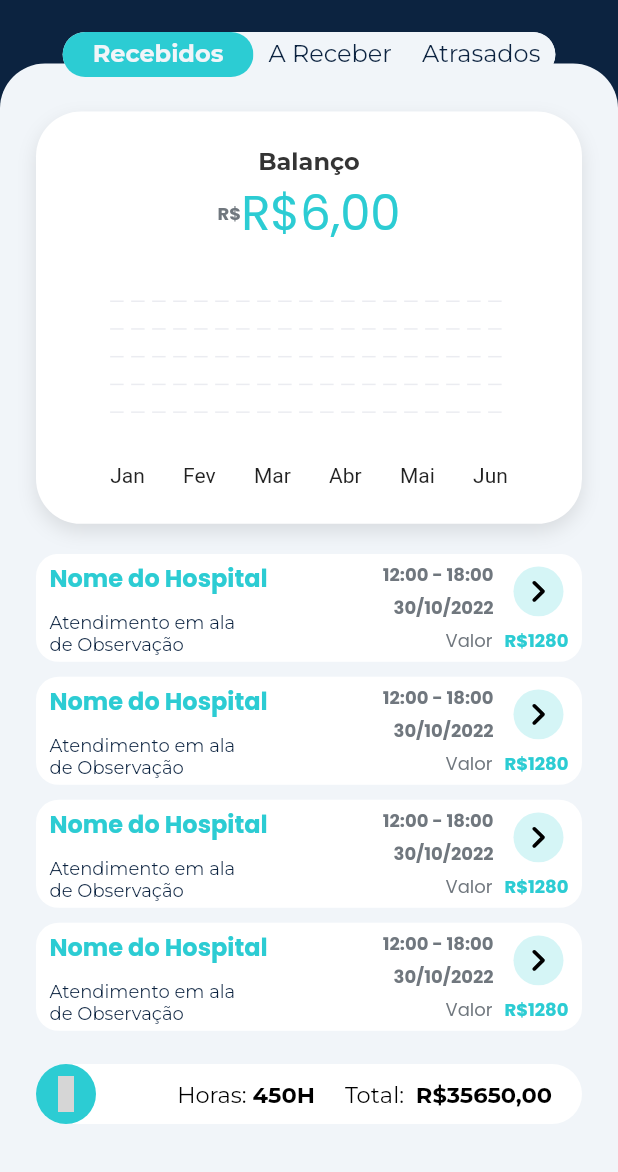
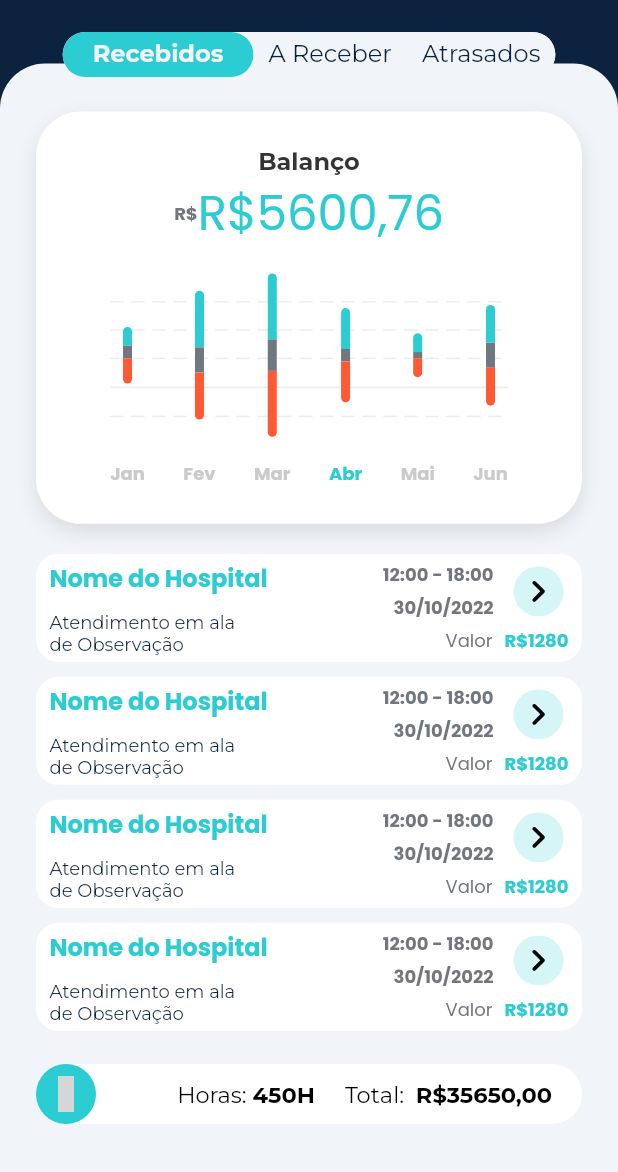
Before and after one commit to CabraKill/blue-financeiro, a Flutter app: the screen it shows after launch, on a phone screen of 412 x 824 dp, the part 64-1236 px from its top. Run offline on Flutter 3.47's test engine with Material 2 defaults, Android fonts, the phone set to English and light mode, and no system bars; our stand-ins replace flutter_svg, iconly; grey boxes are pictures that could not be loaded.

Commit message:
add finances graph

```diff
--- /dev/null
+++ b/lib/domain/entities/finances/finances_graph_data_entity.dart
@@ -0,0 +1,13 @@
+class FinancesGraphDataEntity {
+  final double received;
+  final double toReceive;
+  final double late;
+
+  FinancesGraphDataEntity({
+    required this.received,
+    required this.toReceive,
+    required this.late,
+  });
+
+  double get sum => received + toReceive + late;
+}
--- a/lib/domain/entities/finances/finances_graph_month_data_entity.dart
+++ b/lib/domain/entities/finances/finances_graph_month_data_entity.dart
@@ -1,13 +1,11 @@
+import 'package:dox_financeiro/domain/entities/finances/finances_graph_data_entity.dart';
+
 class FinancesGraphMonthDataEntity {
   final DateTime date;
-  final double received;
-  final double toReceive;
-  final double late;
+  final FinancesGraphDataEntity data;
 
   FinancesGraphMonthDataEntity({
+    required this.data,
     required this.date,
-    required this.received,
-    required this.toReceive,
-    required this.late,
   });
 }
--- a/lib/presentation/mock_data/finances/finances_graph_mock.dart
+++ b/lib/presentation/mock_data/finances/finances_graph_mock.dart
@@ -1,46 +1,69 @@
+import 'package:dox_financeiro/domain/entities/finances/finances_graph_data_entity.dart';
 import 'package:dox_financeiro/domain/entities/finances/finances_graph_month_data_entity.dart';
 import 'package:dox_financeiro/domain/entities/finances/finances_graph_entity.dart';
 
 class FinancesGraphMockData {
+  static const graphMockDataWeight = 933.46;
   static final graphMockData = FinancesGraphEntity(
     title: "Balanço",
     data: [
       FinancesGraphMonthDataEntity(
+        data: FinancesGraphDataEntity(
           received: 6,
           toReceive: 4,
           late: 8,
+        ),
         date: DateTime(2022, 1),
       ),
       FinancesGraphMonthDataEntity(
+        data: FinancesGraphDataEntity(
           received: 18,
           toReceive: 8,
           late: 15,
+        ),
         date: DateTime(2022, 2),
       ),
       FinancesGraphMonthDataEntity(
+        data: FinancesGraphDataEntity(
           received: 21,
           toReceive: 10,
           late: 21,
+        ),
         date: DateTime(2022, 3),
       ),
       FinancesGraphMonthDataEntity(
+        data: FinancesGraphDataEntity(
           received: 13,
           toReceive: 4,
           late: 13,
+        ),
         date: DateTime(2022, 4),
       ),
       FinancesGraphMonthDataEntity(
+        data: FinancesGraphDataEntity(
           received: 6,
           toReceive: 2,
           late: 6,
+        ),
         date: DateTime(2022, 5),
       ),
       FinancesGraphMonthDataEntity(
+        data: FinancesGraphDataEntity(
           received: 12,
           toReceive: 8,
           late: 12,
+        ),
         date: DateTime(2022, 6),
       ),
-    ],
+    ]
+        .map((data) => FinancesGraphMonthDataEntity(
+              data: FinancesGraphDataEntity(
+                received: data.data.received * graphMockDataWeight,
+                toReceive: data.data.toReceive * graphMockDataWeight,
+                late: data.data.late * graphMockDataWeight,
+              ),
+              date: data.date,
+            ))
+        .toList(),
   );
 }
--- a/lib/presentation/pages/finances/widgets/payments/finances_graph_tile_widget.dart
+++ b/lib/presentation/pages/finances/widgets/payments/finances_graph_tile_widget.dart
@@ -65,7 +65,7 @@ class _FinancesGraphTileState extends State<FinancesGraphTile> {
                 Text(
                   _currentData != null
                       ? MoneyConverter.convertToMoneyWith2(
-                          _currentData!.received)
+                          _currentData!.data.received)
                       : '----',
                   style: DoxTypograph.fiancesGraphValue.copyWith(
                     color: DoxColors.primary,
@@ -81,6 +81,7 @@ class _FinancesGraphTileState extends State<FinancesGraphTile> {
                 aspectRatio: 295 / 159,
                 child: FinancesGraphWidget(
                   dataList: widget.graphData.data,
+                  currentMonthIndex: 3,
                 ),
               )),
             ),
--- /dev/null
+++ b/lib/presentation/widgets/finances/continuos_line_widget.dart
@@ -0,0 +1,15 @@
+import 'package:dox_financeiro/presentation/widgets/theme/dox_colors.dart';
+import 'package:flutter/material.dart';
+
+class ContinuosLine extends StatelessWidget {
+  const ContinuosLine({Key? key}) : super(key: key);
+
+  @override
+  Widget build(BuildContext context) {
+    return Container(
+      height: 1,
+      width: double.infinity,
+      color: DoxColors.dashedLineColor,
+    );
+  }
+}
--- a/lib/presentation/widgets/finances/finances_graph_widget.dart
+++ b/lib/presentation/widgets/finances/finances_graph_widget.dart
@@ -1,12 +1,18 @@
 import 'package:dox_financeiro/domain/entities/finances/finances_graph_month_data_entity.dart';
 import 'package:dox_financeiro/presentation/utils/time_converter_util.dart';
+import 'package:dox_financeiro/presentation/widgets/finances/continuos_line_widget.dart';
 import 'package:dox_financeiro/presentation/widgets/finances/dashed_line_widget.dart';
+import 'package:dox_financeiro/presentation/widgets/finances/finances_vertical_graph_bar_widget.dart';
+import 'package:dox_financeiro/presentation/widgets/theme/dox_colors.dart';
+import 'package:dox_financeiro/presentation/widgets/theme/typograph.dart';
 import 'package:flutter/material.dart';
 
 class FinancesGraphWidget extends StatefulWidget {
   final List<FinancesGraphMonthDataEntity> dataList;
+  final int currentMonthIndex;
   const FinancesGraphWidget({
     required this.dataList,
+    required this.currentMonthIndex,
     Key? key,
   }) : super(key: key);
 
@@ -15,34 +21,55 @@ class FinancesGraphWidget extends StatefulWidget {
 }
 
 class _FinancesGraphWidgetState extends State<FinancesGraphWidget> {
+  late final _maxVerticalResolution = ((List.from(widget.dataList)
+            ..sort((a, b) => a.data.sum.compareTo(b.data.sum)))
+          .last as FinancesGraphMonthDataEntity)
+      .data
+      .sum;
+
   @override
   Widget build(BuildContext context) {
-    return Column(
+    return Stack(
       children: [
-        Expanded(
+        AspectRatio(
+          aspectRatio: 295 / 127,
           child: Column(
             mainAxisAlignment: MainAxisAlignment.spaceEvenly,
             children: const [
-              // Text("oi"),
               DashedLine(),
               DashedLine(),
               DashedLine(),
-              //TODO: make it straight
-              DashedLine(),
+              //TODO: check with designer if it should be a dashed line or a continuous line
+              ContinuosLine(),
               DashedLine(),
             ],
           ),
         ),
-        const SizedBox(height: 16),
         Row(
           mainAxisAlignment: MainAxisAlignment.spaceBetween,
           children: List.generate(
-              widget.dataList.length,
-              (index) => Text(
-                    TimeConverter.getMonthWith3LettersFromDateTime(
-                        widget.dataList[index].date),
-                    //TODO: add style here
-                  )),
+            widget.dataList.length,
+            (index) => Column(
+              children: [
+                Expanded(
+                  child: FinancesVerticalGraphBar(
+                    data: widget.dataList[index].data,
+                    maxVerticalResolution: _maxVerticalResolution,
+                  ),
+                ),
+                const SizedBox(height: 16),
+                Text(
+                  TimeConverter.getMonthWith3LettersFromDateTime(
+                      widget.dataList[index].date),
+                  style: DoxTypograph.caption1.copyWith(
+                    color: widget.currentMonthIndex == index
+                        ? DoxColors.primary
+                        : DoxColors.monthsLegendColor,
+                  ),
+                ),
+              ],
+            ),
+          ),
         )
       ],
     );
--- /dev/null
+++ b/lib/presentation/widgets/finances/finances_vertical_graph_bar_widget.dart
@@ -0,0 +1,64 @@
+import 'package:dox_financeiro/domain/entities/finances/finances_graph_data_entity.dart';
+import 'package:dox_financeiro/presentation/widgets/theme/dox_colors.dart';
+import 'package:flutter/material.dart';
+
+class FinancesVerticalGraphBar extends StatelessWidget {
+  final FinancesGraphDataEntity data;
+  final double maxVerticalResolution;
+  const FinancesVerticalGraphBar({
+    required this.data,
+    required this.maxVerticalResolution,
+    Key? key,
+  }) : super(key: key);
+  static const double _barWidth = 6.0;
+  static const double _borderRadius = 10.0;
+
+  @override
+  Widget build(BuildContext context) {
+    return Container(
+      alignment: Alignment.center,
+      child: FractionallySizedBox(
+        heightFactor: data.sum / maxVerticalResolution,
+        child: Column(
+          children: [
+            Expanded(
+              flex: data.received.round(),
+              child: Container(
+                width: _barWidth,
+                decoration: const BoxDecoration(
+                  borderRadius: BorderRadius.only(
+                    topLeft: Radius.circular(_borderRadius),
+                    topRight: Radius.circular(_borderRadius),
+                  ),
+                  color: DoxColors.primary,
+                ),
+              ),
+            ),
+            Expanded(
+              flex: data.toReceive.round(),
+              child: Container(
+                width: _barWidth,
+                decoration: const BoxDecoration(
+                  color: DoxColors.nonSelected,
+                ),
+              ),
+            ),
+            Expanded(
+              flex: data.late.round(),
+              child: Container(
+                width: _barWidth,
+                decoration: const BoxDecoration(
+                  borderRadius: BorderRadius.only(
+                    bottomLeft: Radius.circular(_borderRadius),
+                    bottomRight: Radius.circular(_borderRadius),
+                  ),
+                  color: DoxColors.red,
+                ),
+              ),
+            )
+          ],
+        ),
+      ),
+    );
+  }
+}
--- a/lib/presentation/widgets/theme/dox_colors.dart
+++ b/lib/presentation/widgets/theme/dox_colors.dart
@@ -9,6 +9,8 @@ class DoxColors {
   static const Color nonSelected = Color(0xFF70777E);
   static const Color green = Color(0xFF00AB84);
   static const Color orange = Color(0xFFFD5A33);
+  static const Color red = Color(0xFFFD5A33);
   static const Color black34 = Color(0xFF343434);
   static const Color dashedLineColor = Color(0xFFEBECF1);
+  static const Color monthsLegendColor = Color(0xFFCACACA);
 }
```
Lines whose indentation alone changed are shown as unchanged.
